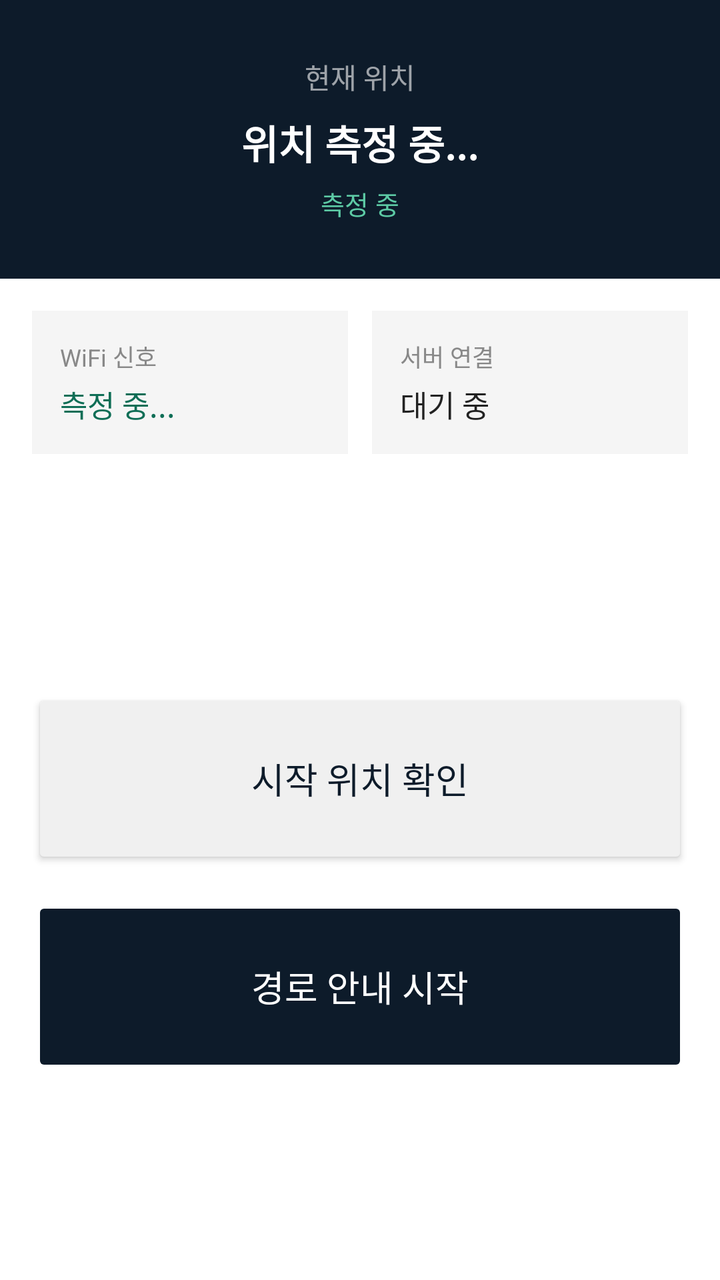
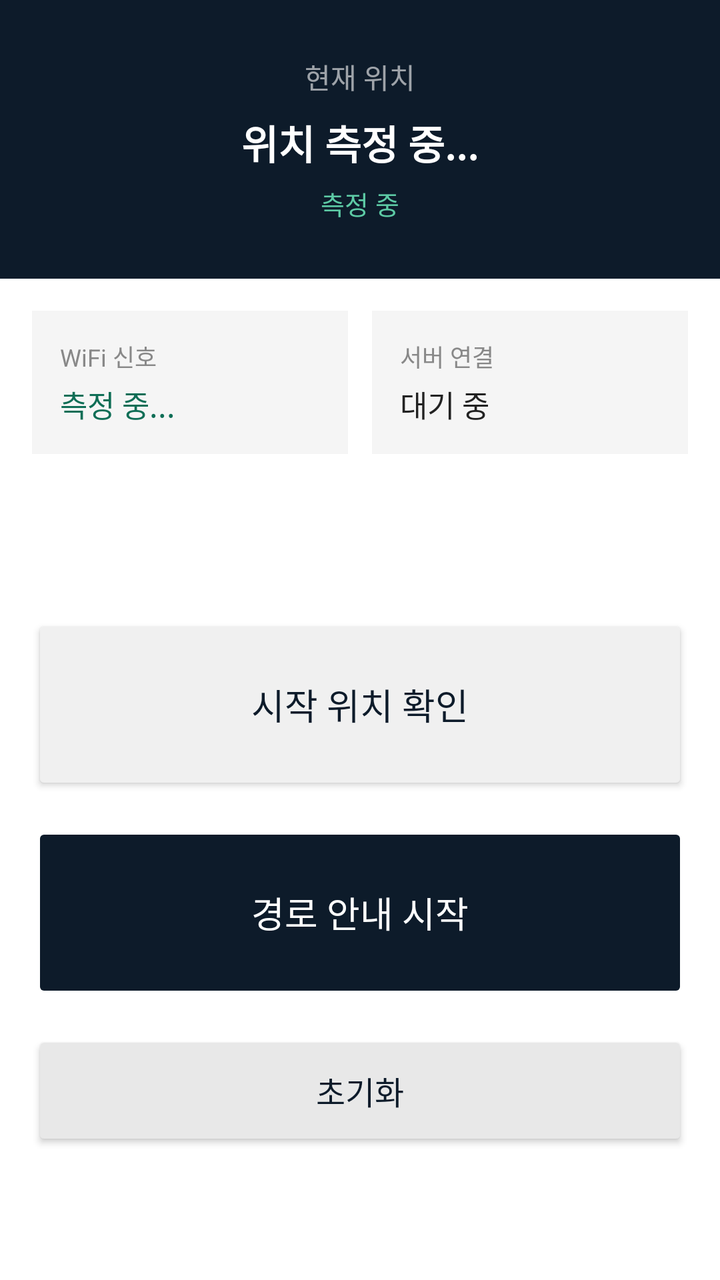

An Android layout rendered at two revisions. The XML below is the earlier revision; the diff shows what the commit changed to produce the second picture.
<!-- AndroidManifest.xml: application theme Theme.AppCompat.Light.NoActionBar -->
<!-- res/layout/activity_main.xml -->
<?xml version="1.0" encoding="utf-8"?>
<LinearLayout xmlns:android="http://schemas.android.com/apk/res/android"
    android:layout_width="match_parent"
    android:layout_height="match_parent"
    android:orientation="vertical"
    android:background="#FFFFFF">

    
    <LinearLayout
        android:layout_width="match_parent"
        android:layout_height="wrap_content"
        android:orientation="vertical"
        android:background="#0d1b2a"
        android:padding="28dp"
        android:gravity="center">

        <TextView
            android:layout_width="wrap_content"
            android:layout_height="wrap_content"
            android:text="현재 위치"
            android:textColor="#99FFFFFF"
            android:textSize="14sp" />

        <TextView
            android:id="@+id/tvCurrentLocation"
            android:layout_width="wrap_content"
            android:layout_height="wrap_content"
            android:text="위치 측정 중..."
            android:textColor="#FFFFFF"
            android:textSize="20sp"
            android:textStyle="bold"
            android:layout_marginTop="8dp"
            android:contentDescription="현재 위치 표시" />

        <TextView
            android:id="@+id/tvLocStatus"
            android:layout_width="wrap_content"
            android:layout_height="wrap_content"
            android:text="측정 중"
            android:textColor="#5dcaa5"
            android:textSize="13sp"
            android:layout_marginTop="6dp" />
    </LinearLayout>

    
    <LinearLayout
        android:layout_width="match_parent"
        android:layout_height="wrap_content"
        android:orientation="horizontal"
        android:padding="16dp"
        android:gravity="center">

        <LinearLayout
            android:layout_width="0dp"
            android:layout_height="wrap_content"
            android:layout_weight="1"
            android:orientation="vertical"
            android:background="#F5F5F5"
            android:padding="14dp"
            android:layout_marginEnd="6dp">

            <TextView
                android:layout_width="wrap_content"
                android:layout_height="wrap_content"
                android:text="WiFi 신호"
                android:textSize="12sp"
                android:textColor="#888888" />

            <TextView
                android:id="@+id/tvWifiStrength"
                android:layout_width="wrap_content"
                android:layout_height="wrap_content"
                android:text="측정 중..."
                android:textSize="15sp"
                android:textColor="#0f6e56"
                android:layout_marginTop="4dp" />
        </LinearLayout>

        <LinearLayout
            android:layout_width="0dp"
            android:layout_height="wrap_content"
            android:layout_weight="1"
            android:orientation="vertical"
            android:background="#F5F5F5"
            android:padding="14dp"
            android:layout_marginStart="6dp">

            <TextView
                android:layout_width="wrap_content"
                android:layout_height="wrap_content"
                android:text="서버 연결"
                android:textSize="12sp"
                android:textColor="#888888" />

            <TextView
                android:id="@+id/tvServerStatus"
                android:layout_width="wrap_content"
                android:layout_height="wrap_content"
                android:text="대기 중"
                android:textSize="15sp"
                android:textColor="#222222"
                android:layout_marginTop="4dp" />
        </LinearLayout>
    </LinearLayout>

    
    <LinearLayout
        android:layout_width="match_parent"
        android:layout_height="0dp"
        android:layout_weight="1"
        android:orientation="vertical"
        android:padding="16dp"
        android:gravity="center_vertical">

        <Button
            android:id="@+id/btnCheckLocation"
            android:layout_width="match_parent"
            android:layout_height="90dp"
            android:text="시작 위치 확인"
            android:textSize="18sp"
            android:textColor="#0d1b2a"
            android:backgroundTint="#F0F0F0"
            android:contentDescription="시작 위치 확인. WiFi 신호로 현재 위치를 측정합니다. 두 번 탭하여 활성화."
            android:layout_marginBottom="14dp" />

        <Button
            android:id="@+id/btnGoDirection"
            android:layout_width="match_parent"
            android:layout_height="90dp"
            android:text="경로 안내 시작"
            android:textSize="18sp"
            android:textColor="#FFFFFF"
            android:backgroundTint="#0d1b2a"
            android:contentDescription="경로 안내 시작. 승강장까지 방향 안내를 시작합니다. 두 번 탭하여 활성화."
            android:enabled="false" />
    </LinearLayout>
</LinearLayout>
<!-- resources referenced by this layout -->
<resources>

</resources>

<!-- the commit's change to res/layout/activity_main.xml (unified diff, before → after) -->
@@ -132,6 +132,17 @@
             android:textColor="#FFFFFF"
             android:backgroundTint="#0d1b2a"
             android:contentDescription="경로 안내 시작. 승강장까지 방향 안내를 시작합니다. 두 번 탭하여 활성화."
-            android:enabled="false" />
+            android:enabled="false"
+            android:layout_marginBottom="14dp" />
+
+        <Button
+            android:id="@+id/btnReset"
+            android:layout_width="match_parent"
+            android:layout_height="60dp"
+            android:text="초기화"
+            android:textSize="16sp"
+            android:textColor="#0d1b2a"
+            android:backgroundTint="#E8E8E8"
+            android:contentDescription="초기화. 측정 결과를 지우고 처음 상태로 되돌립니다. 두 번 탭하여 활성화." />
     </LinearLayout>
 </LinearLayout>
